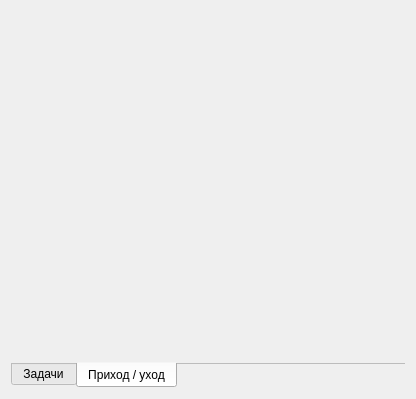
First picture: the form in gui/main_form.ui, repository vodchella/NoveltyAssistant, before the edit.
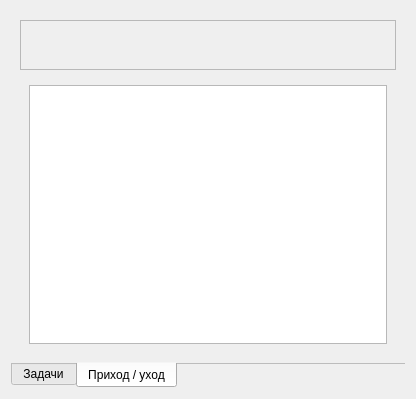
Second picture: the form after the edit. The open tabs and pages were chosen to show the change. Icons and pictures are not drawn. Custom widgets are drawn as their Qt base class.

Commit message: На вкладку "Приход / уход" добавлена таблица с отображением времени прихода/ухода за текущую неделю (модуль timesheet_grid.py).

What changed in the file:
```diff
--- a/gui/main_form.ui
+++ b/gui/main_form.ui
@@ -139,12 +139,56 @@
       <attribute name="title">
        <string notr="true">Приход / уход</string>
       </attribute>
-      <layout class="QGridLayout" name="gridLayout"/>
+      <layout class="QGridLayout" name="gridLayout">
+       <item row="0" column="0">
+        <widget class="QFrame" name="frame_2">
+         <property name="minimumSize">
+          <size>
+           <width>0</width>
+           <height>50</height>
+          </size>
+         </property>
+         <property name="frameShape">
+          <enum>QFrame::StyledPanel</enum>
+         </property>
+         <property name="frameShadow">
+          <enum>QFrame::Raised</enum>
+         </property>
+        </widget>
+       </item>
+       <item row="1" column="0">
+        <widget class="QWidget" name="widget_3" native="true">
+         <layout class="QVBoxLayout" name="verticalLayout">
+          <item>
+           <widget class="timesheet_grid" name="tblWeek"/>
+          </item>
+         </layout>
+        </widget>
+       </item>
+      </layout>
      </widget>
     </widget>
    </item>
   </layout>
  </widget>
+ <customwidgets>
+  <customwidget>
+   <class>timesheet_grid</class>
+   <extends>QTableWidget</extends>
+   <header>timesheet_grid.h</header>
+  </customwidget>
+  <customwidget>
+   <class>task_list</class>
+   <extends>QWidget</extends>
+   <header>task_list.h</header>
+   <container>1</container>
+  </customwidget>
+  <customwidget>
+   <class>tasks_status_label</class>
+   <extends>QLabel</extends>
+   <header>task_list.h</header>
+  </customwidget>
+ </customwidgets>
  <resources>
   <include location="../novelty_assistant.qrc"/>
  </resources>
```
Left out of the diff: 19 changed lines with no effect on the pictures. The commit also changes 7 other files.
